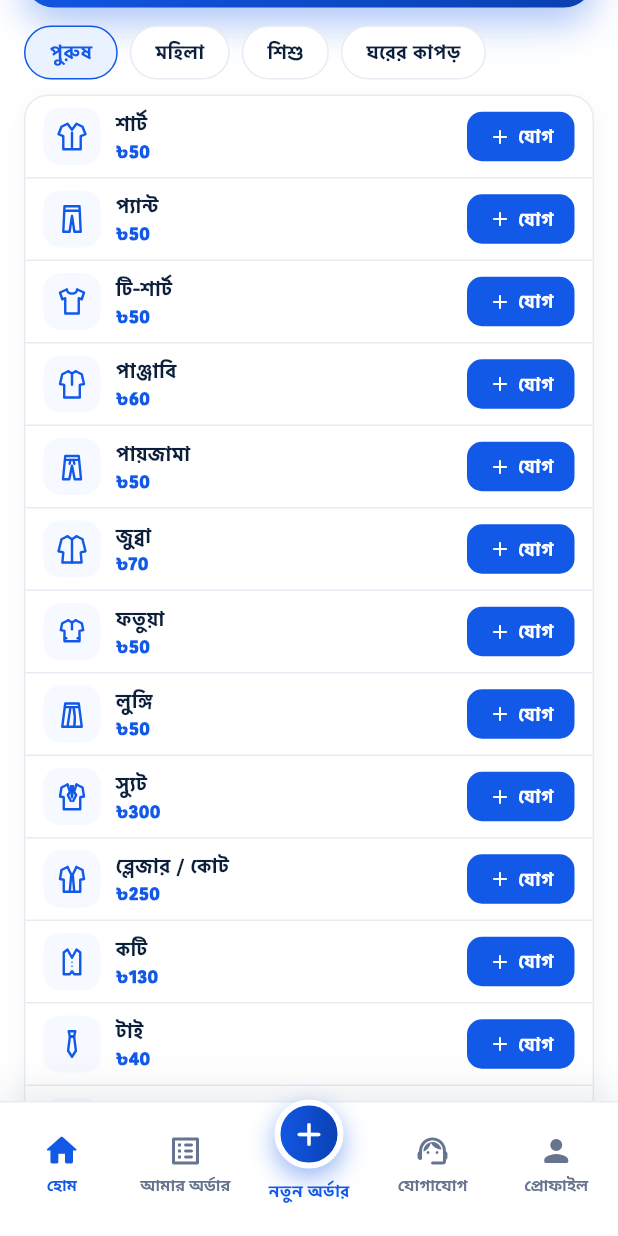
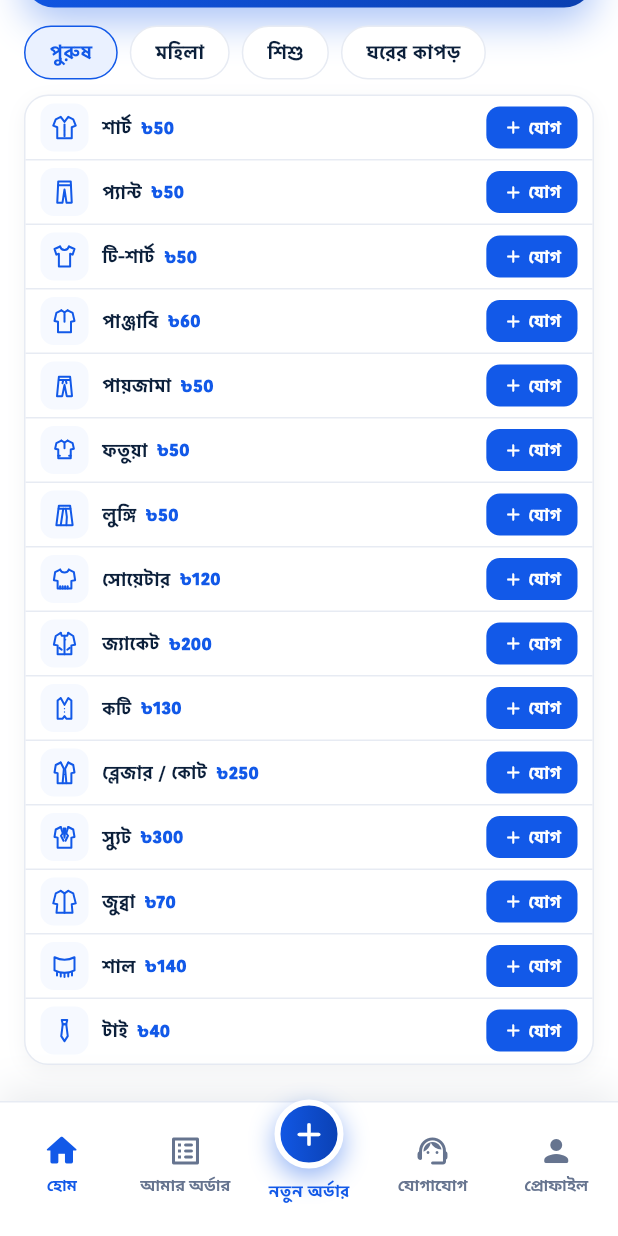
Before and after one commit to contenthuntltd-gif/dhopabari, a Flutter app: the screen it shows after launch, scrolled down 158 dp, on a phone screen of 412 x 824 dp. Run offline on Flutter 3.47's test engine with Material 3 defaults, Android fonts, the phone set to English and light mode, and no system bars; our stand-ins replace google_sign_in, pdf, printing, qr_flutter, shared_preferences, supabase_flutter; accounts and stored records are empty.

Commit message:
Catalog: regular items first, admin move-to-top pin, smaller item rows

```diff
--- a/customer-app/lib/screens/home_screen.dart
+++ b/customer-app/lib/screens/home_screen.dart
@@ -430,29 +430,30 @@
     final price = _service == 'Wash' ? item.washPrice : item.dryPrice;
     final qty = Cart.qtyOf(item.id, _service);
     return Container(
-      padding: const EdgeInsets.symmetric(horizontal: 12, vertical: 8),
+      padding: const EdgeInsets.symmetric(horizontal: 10, vertical: 5),
       decoration: BoxDecoration(
         border: Border(bottom: BorderSide(color: last ? Colors.transparent : AppColors.line)),
       ),
       child: Row(
         children: [
           Container(
-            width: 38,
-            height: 38,
-            decoration: BoxDecoration(color: AppColors.blueSoft.withValues(alpha: 0.45), borderRadius: BorderRadius.circular(11)),
+            width: 32,
+            height: 32,
+            decoration: BoxDecoration(color: AppColors.blueSoft.withValues(alpha: 0.45), borderRadius: BorderRadius.circular(9)),
             alignment: Alignment.center,
-            child: LaundryIcon(item.id, size: 24, color: AppColors.blue),
+            child: LaundryIcon(item.id, size: 20, color: AppColors.blue),
           ),
-          const SizedBox(width: 10),
+          const SizedBox(width: 9),
           Expanded(
-            child: Column(
-              crossAxisAlignment: CrossAxisAlignment.start,
+            child: Row(
               children: [
-                Text(item.nameBn, style: const TextStyle(fontSize: 13, fontWeight: FontWeight.w700, color: AppColors.ink)),
-                Text('৳$price', style: const TextStyle(fontSize: 12, fontWeight: FontWeight.w900, color: AppColors.blue)),
+                Flexible(child: Text(item.nameBn, maxLines: 1, overflow: TextOverflow.ellipsis, style: const TextStyle(fontSize: 12, fontWeight: FontWeight.w700, color: AppColors.ink))),
+                const SizedBox(width: 6),
+                Text('৳$price', style: const TextStyle(fontSize: 11.5, fontWeight: FontWeight.w900, color: AppColors.blue)),
               ],
             ),
           ),
+          const SizedBox(width: 8),
           if (qty == 0)
             _addButton(() => Cart.setQty(item.id, _service, 1))
           else
@@ -465,18 +466,18 @@
   Widget _addButton(VoidCallback onTap) {
     return Material(
       color: AppColors.blue,
-      borderRadius: BorderRadius.circular(10),
+      borderRadius: BorderRadius.circular(9),
       child: InkWell(
-        borderRadius: BorderRadius.circular(10),
+        borderRadius: BorderRadius.circular(9),
         onTap: onTap,
         child: Padding(
-          padding: const EdgeInsets.symmetric(horizontal: 14, vertical: 8),
+          padding: const EdgeInsets.symmetric(horizontal: 11, vertical: 6),
           child: Row(
             mainAxisSize: MainAxisSize.min,
             children: [
-              const Icon(Icons.add_rounded, size: 16, color: Colors.white),
-              const SizedBox(width: 4),
-              Text(AppLanguage.tr('যোগ'), style: const TextStyle(fontSize: 12, fontWeight: FontWeight.w800, color: Colors.white)),
+              const Icon(Icons.add_rounded, size: 14, color: Colors.white),
+              const SizedBox(width: 3),
+              Text(AppLanguage.tr('যোগ'), style: const TextStyle(fontSize: 11, fontWeight: FontWeight.w800, color: Colors.white)),
             ],
           ),
         ),
@@ -486,14 +487,14 @@
 
   Widget _stepper(int qty, VoidCallback onMinus, VoidCallback onPlus) {
     return Container(
-      decoration: BoxDecoration(color: AppColors.blueSoft, borderRadius: BorderRadius.circular(10)),
+      decoration: BoxDecoration(color: AppColors.blueSoft, borderRadius: BorderRadius.circular(9)),
       child: Row(
         mainAxisSize: MainAxisSize.min,
         children: [
           _stepBtn(Icons.remove_rounded, onMinus),
           Padding(
-            padding: const EdgeInsets.symmetric(horizontal: 6),
-            child: Text(toBn(qty), style: const TextStyle(fontSize: 14, fontWeight: FontWeight.w900, color: AppColors.blue)),
+            padding: const EdgeInsets.symmetric(horizontal: 4),
+            child: Text(toBn(qty), style: const TextStyle(fontSize: 13, fontWeight: FontWeight.w900, color: AppColors.blue)),
           ),
           _stepBtn(Icons.add_rounded, onPlus),
         ],
@@ -505,9 +506,9 @@
     return Material(
       color: Colors.transparent,
       child: InkWell(
-        borderRadius: BorderRadius.circular(8),
+        borderRadius: BorderRadius.circular(7),
         onTap: onTap,
-        child: Padding(padding: const EdgeInsets.all(6), child: Icon(icon, size: 18, color: AppColors.blue)),
+        child: Padding(padding: const EdgeInsets.all(5), child: Icon(icon, size: 16, color: AppColors.blue)),
       ),
     );
   }
```
Also changed, not shown: customer-app/lib/data/catalog.dart (+34 -14 lines), customer-app/lib/screens/admin/catalog_screen.dart (+25 -3 lines).
